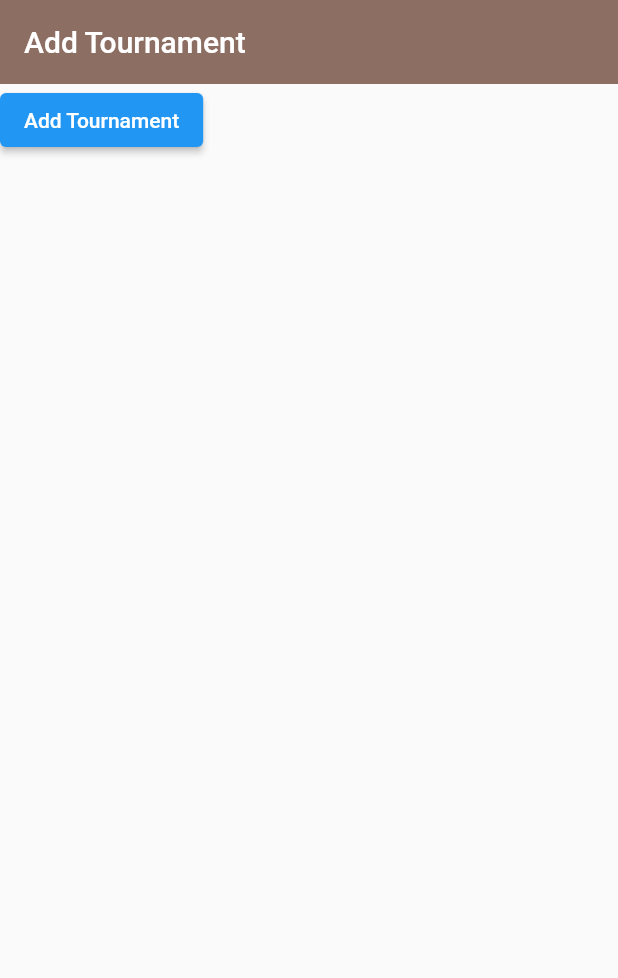
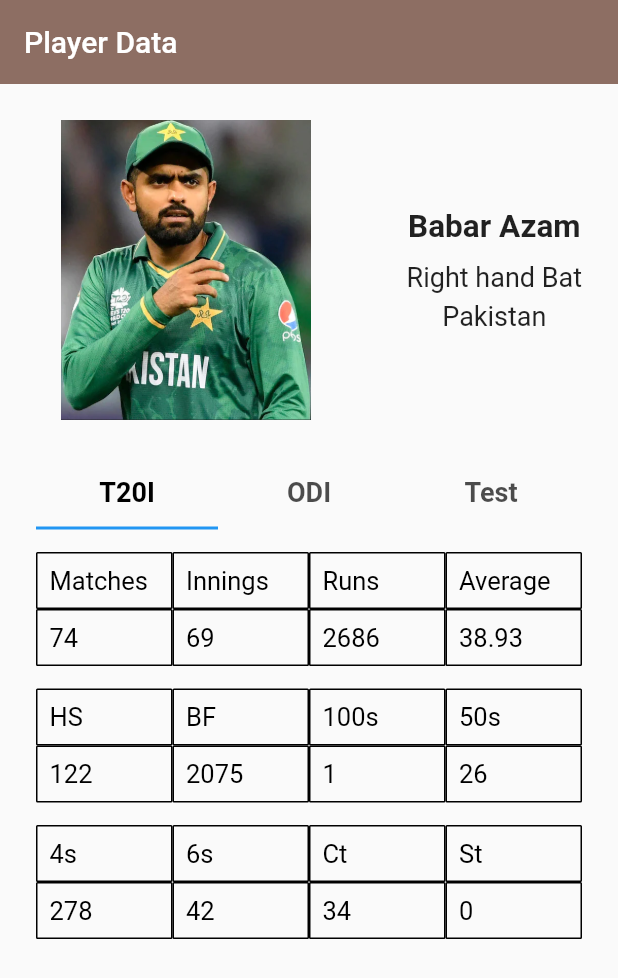
Before and after one commit to WaleedK2000/captains_insight, a Flutter app: the screen it shows after launch, on a phone screen of 412 x 824 dp. Shown: the top 978 px of the screen. Run offline on Flutter 3.47's test engine with Material 2 defaults, Android fonts, the phone set to English and light mode, and no system bars; our stand-ins replace firebase_core, firebase_database; accounts and stored records are empty; Roboto replaces fonts that are missing (Open sans).

Commit message:
Created player profile page

```diff
--- a/lib/main.dart
+++ b/lib/main.dart
@@ -1,5 +1,6 @@
+import 'package:captains_insight/screens/data_screens/player_data.dart';
 import 'package:captains_insight/screens/home/home.dart';
-import 'package:captains_insight/screens/new_tournament/tournament_add.dart';
+import 'package:captains_insight/screens/tournaments/view_tournaments.dart';
 import 'package:firebase_core/firebase_core.dart';
 import 'package:flutter/material.dart';
 
@@ -16,8 +17,8 @@ class MyApp extends StatelessWidget {
   // This widget is the root of your application.
   @override
   Widget build(BuildContext context) {
-    return const MaterialApp(
-      home: Home(),
+    return MaterialApp(
+      home: PlayerDataScreen(),
     );
   }
 }
--- /dev/null
+++ b/lib/screens/data_screens/player_data.dart
@@ -0,0 +1,288 @@
+import 'package:captains_insight/models/tournament.dart';
+import 'package:captains_insight/services/database.dart';
+import 'package:firebase_database/firebase_database.dart';
+import 'package:flutter/material.dart';
+
+import '../../models/Team.dart';
+
+class PlayerDataScreen extends StatelessWidget {
+  static const rowSpacer = TableRow(children: [
+    SizedBox(
+      height: 15,
+    ),
+    SizedBox(
+      height: 15,
+    ),
+    SizedBox(
+      height: 15,
+    ),
+    SizedBox(
+      height: 15,
+    ),
+  ]);
+
+  Map<String, dynamic> t20i_det = {
+    'matches': 74,
+    'innings': 69,
+    'notouts': 10,
+    'runs': 2686,
+    'highscore': 122,
+    'ballsfaced': 2075,
+    '100s': 1,
+    '50s': 26,
+    '4s': 278,
+    '6s': 42,
+    'catches': 34,
+    'stumpings': 0,
+  };
+
+  Map<String, dynamic> odi_det = {
+    'matches': 86,
+    'innings': 84,
+    'notouts': 12,
+    'runs': 4261,
+    'highscore': 158,
+    'ballsfaced': 4719,
+    '100s': 16,
+    '50s': 18,
+    '4s': 389,
+    '6s': 42,
+    'catches': 40,
+    'stumpings': 0,
+  };
+
+  Map<String, dynamic> test_det = {
+    'matches': 40,
+    'innings': 71,
+    'notouts': 9,
+    'runs': 2851,
+    'highscore': 196,
+    'ballsfaced': 5301,
+    '100s': 6,
+    '50s': 21,
+    '4s': 335,
+    '6s': 14,
+    'catches': 26,
+    'stumpings': 0,
+  };
+
+  Map<String, dynamic> player_det = {
+    'name': 'Babar Azam',
+    'team': 'Pakistan',
+    'role': 'Right Hand Bat',
+  };
+
+  @override
+  Widget build(BuildContext context) {
+    return Container(
+      child: Scaffold(
+        //backgroundColor: Colors.grey,
+        appBar: AppBar(
+          backgroundColor: Colors.brown[400],
+          title: const Text('Player Data'),
+          elevation: 0.0,
+        ),
+        body: SizedBox.expand(
+          child: Container(
+            margin: const EdgeInsets.all(24),
+            child: Column(
+              children: <Widget>[
+                _buildTop(),
+                const SizedBox(height: 25),
+                // _buildTable(),
+                _buildSomething(context),
+                // _buildTeamAddButton(),
+              ],
+            ),
+          ),
+        ),
+      ),
+    );
+  }
+
+  Widget _buildPicture() => Image.asset(
+        'assets/images/babar_azam.png',
+        height: 200,
+        width: 200,
+        colorBlendMode: BlendMode.saturation,
+      );
+
+  Widget _buildTopHalf() => Container(
+        child: Row(
+          children: <Widget>[
+            _buildPicture(),
+            _buildPlayerName(),
+          ],
+        ),
+      );
+
+  Widget _buildCell(String text) => Container(
+        padding: EdgeInsets.all(8),
+        decoration: BoxDecoration(
+          border: Border.all(
+            color: Colors.black,
+            width: 1,
+          ),
+          borderRadius: BorderRadius.circular(1),
+        ),
+        child: Text(
+          text,
+          style: const TextStyle(
+            fontSize: 17,
+            color: Colors.black,
+          ),
+        ),
+      );
+
+  Widget _buildTable(Map<String, dynamic> data) => Table(
+        children: [
+          rowSpacer,
+          TableRow(
+            children: [
+              _buildCell('Matches'),
+              _buildCell("Innings"),
+              _buildCell("Runs"),
+              _buildCell("Average"),
+            ],
+          ),
+          TableRow(children: [
+            _buildCell(data['matches'].toString()),
+            _buildCell(data['innings'].toString()),
+            _buildCell(data['runs'].toString()),
+            _buildCell(
+                (data['runs'] / data['innings'].toDouble()).toStringAsFixed(2)),
+          ]),
+          rowSpacer,
+          TableRow(
+            children: [
+              _buildCell('HS'),
+              _buildCell("BF"),
+              _buildCell("100s"),
+              _buildCell("50s"),
+            ],
+          ),
+          TableRow(
+            children: [
+              _buildCell(data['highscore'].toString()),
+              _buildCell(data['ballsfaced'].toString()),
+              _buildCell(data['100s'].toString()),
+              _buildCell(data['50s'].toString()),
+            ],
+          ),
+          rowSpacer,
+          TableRow(
+            children: [
+              _buildCell('4s'),
+              _buildCell("6s"),
+              _buildCell("Ct"),
+              _buildCell("St"),
+            ],
+          ),
+          TableRow(
+            children: [
+              _buildCell(data['4s'].toString()),
+              _buildCell(data['6s'].toString()),
+              _buildCell(data['catches'].toString()),
+              _buildCell(data['stumpings'].toString()),
+            ],
+          ),
+        ],
+      );
+
+  Widget _buildTeamName() => TextFormField(
+        decoration: const InputDecoration(
+          border: OutlineInputBorder(),
+          labelText: 'Team Name',
+          hintText: 'Enter Team Name',
+        ),
+      );
+
+  Widget _buildTeamAddButton() => ElevatedButton(
+      child: const Text('Add Team'), onPressed: () => print('pressed'));
+
+  Widget _buildDoneButton() => ElevatedButton(
+      child: const Text('Done'),
+      onPressed: () {
+        // Navigator.pop(context);
+        // Navigator.pop(context);
+      });
+
+  _buildPlayerName() => Container(
+        child: Text('Babar Azam'),
+      );
+
+  _buildTop() => Column(
+        mainAxisSize: MainAxisSize.max,
+        children: [
+          Row(
+            mainAxisSize: MainAxisSize.max,
+            mainAxisAlignment: MainAxisAlignment.spaceBetween,
+            //crossAxisAlignment: CrossAxisAlignment.center,
+            children: [
+              _buildPicture(),
+              Column(
+                children: const [
+                  Text(
+                    'Babar Azam',
+                    textAlign: TextAlign.center,
+                    style: TextStyle(
+                        fontFamily: 'Open sans',
+                        fontSize: 21,
+                        fontWeight: FontWeight.bold),
+                  ),
+                  SizedBox(height: 10),
+                  Text(
+                    'Right hand Bat',
+                    style: TextStyle(fontFamily: 'Open sans', fontSize: 18),
+                  ),
+                  SizedBox(height: 5),
+                  Text(
+                    'Pakistan',
+                    style: TextStyle(fontFamily: 'Open sans', fontSize: 18),
+                  ),
+                ],
+              ),
+            ],
+          ),
+        ],
+      );
+
+  _buildSomething(BuildContext context) => Expanded(
+        child: DefaultTabController(
+          length: 3,
+          initialIndex: 0,
+          child: Column(
+            children: [
+              TabBar(
+                labelColor: Colors.black,
+                labelStyle: const TextStyle(
+                  fontSize: 18,
+                  fontWeight: FontWeight.bold,
+                ),
+                indicatorColor: Theme.of(context).primaryColor,
+                tabs: const [
+                  Tab(
+                    text: 'T20I',
+                  ),
+                  Tab(
+                    text: 'ODI',
+                  ),
+                  Tab(
+                    text: 'Test',
+                  ),
+                ],
+              ),
+              Expanded(
+                child: TabBarView(
+                  children: [
+                    _buildTable(t20i_det),
+                    _buildTable(odi_det),
+                    _buildTable(test_det),
+                  ],
+                ),
+              ),
+            ],
+          ),
+        ),
+      );
+}
--- /dev/null
+++ b/lib/screens/tournaments/view_tournaments.dart
@@ -0,0 +1,82 @@
+import 'package:firebase_database/firebase_database.dart';
+import 'package:firebase_database/ui/firebase_animated_list.dart';
+import 'package:flutter/material.dart';
+
+import '../../models/tournament.dart';
+import '../new_tournament/tournament_add.dart';
+
+class ViewTournaments extends StatelessWidget {
+  @override
+  Widget build(BuildContext context) {
+    //var th = await val(context);
+
+    return FutureBuilder<Map<String, dynamic>>(
+        future: val(),
+        builder: (context, snapshot) {
+          if (snapshot.hasError) {
+            return Text("There Was Error");
+          } else if (snapshot.hasData) {
+            Map<String, dynamic> th = {};
+            snapshot.data?.forEach((key, value) {
+              th[key] = value;
+            });
+
+            return Container(
+                child: Scaffold(
+                    appBar: AppBar(
+                      backgroundColor: Colors.brown[400],
+                      title: const Text('Tournaments'),
+                      elevation: 0.0,
+                    ),
+                    body: Container(
+                        child: Form(
+                            child: Column(
+                      children: <Widget>[
+                        _buildSelectTournament(context, th),
+                      ],
+                    )))));
+          } else {
+            return Text("There Was Error");
+          }
+        });
+    /*
+    return Container(
+        child: Scaffold(
+            appBar: AppBar(
+              backgroundColor: Colors.brown[400],
+              title: const Text('Tournaments'),
+              elevation: 0.0,
+            ),
+            body: Container(
+                child: Form(
+                    child: Column(
+              children: <Widget>[
+                _buildSelectTournament(context, th),
+              ],
+            ))))); */
+  }
+
+  Future<Map<String, dynamic>> val() async {
+    final ref = FirebaseDatabase.instance.ref();
+    final DataSnapshot snapshot = await ref.child('tournaments').get();
+
+    Map<String, dynamic> thing = {};
+
+    snapshot.children.forEach((element) {
+      thing[element.key.toString()] = element.value;
+    });
+
+    return thing;
+  }
+
+  Widget _buildSelectTournament(
+          BuildContext context, Map<String, dynamic> dat) =>
+      ElevatedButton(
+        child: Text(dat.keys.toList()[0]),
+        onPressed: () {
+          Navigator.of(context).push(
+            MaterialPageRoute(builder: (context) => const NewTournament()),
+          );
+        },
+      );
+}
--- a/pubspec.yaml
+++ b/pubspec.yaml
@@ -54,6 +54,9 @@ dev_dependencies:
 
 # The following section is specific to Flutter.
 flutter:
+  assets:
+    - assets/images/
+
 
   # The following line ensures that the Material Icons font is
   # included with your application, so that you can use the icons in
```
Also changed, not shown: assets/images/babar_azam.png (added), lib/screens/team/viewPlayers.dart (added).
